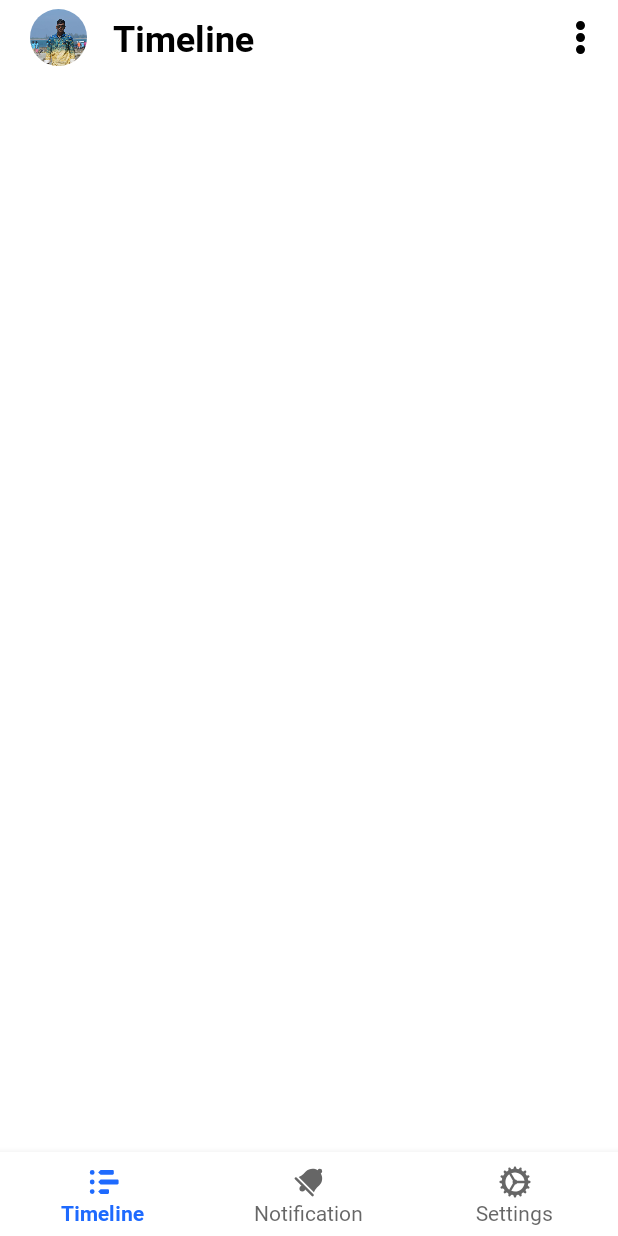
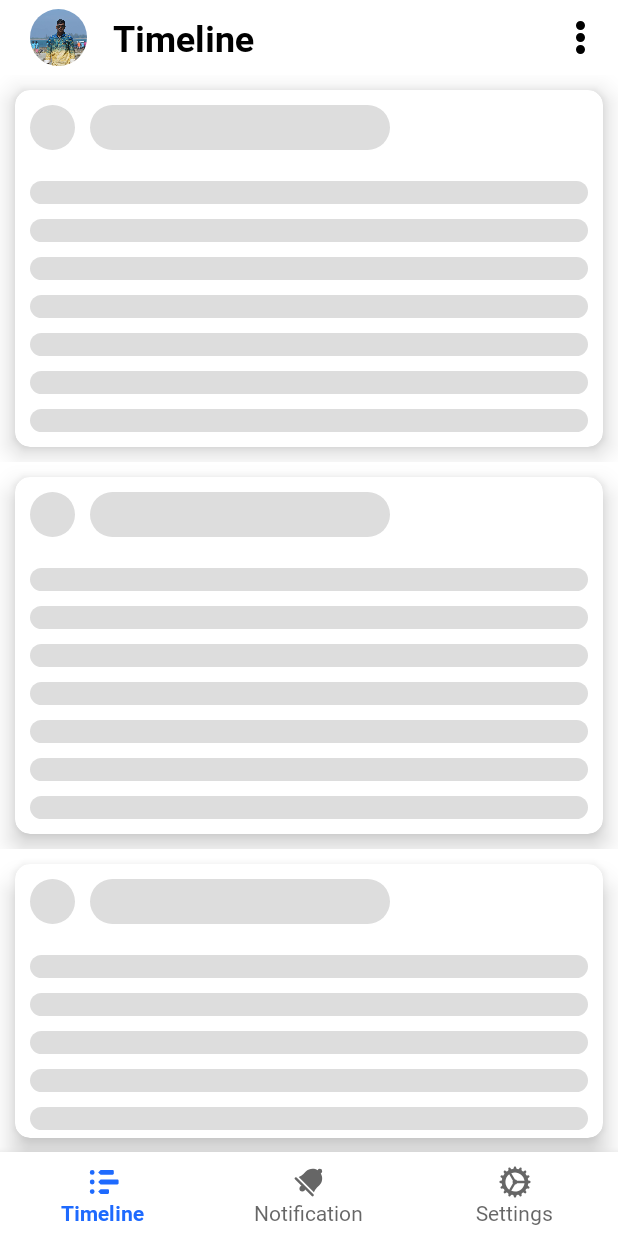
Before and after one commit to Alims-Repo/Notice_by_NU, an Android app: the MainActivity screen opened directly, with no data from a screen before it, on a phone screen of 412 x 824 dp. Run offline under Robolectric (Android 15) with nearby library versions, the phone set to English and light mode, and no system bars; our stand-ins replace CircleImageView, Shimmer.

Commit message:
No Changes

```diff
--- a/app/src/main/AndroidManifest.xml
+++ b/app/src/main/AndroidManifest.xml
@@ -25,6 +25,7 @@
             android:name=".Services.Background"
             android:enabled="true"
             android:exported="true"
+            android:stopWithTask="false"
             tools:ignore="InnerclassSeparator"
             android:permission="TODO" />
 
--- a/app/src/main/java/com/alim/cse/noticebynu/Adapter/Timeline.java
+++ b/app/src/main/java/com/alim/cse/noticebynu/Adapter/Timeline.java
@@ -1,24 +1,54 @@
 package com.alim.cse.noticebynu.Adapter;
 
+import android.view.LayoutInflater;
 import android.view.ViewGroup;
+import android.widget.TextView;
+
 import androidx.annotation.NonNull;
+import androidx.cardview.widget.CardView;
 import androidx.recyclerview.widget.RecyclerView;
 
-public class Timeline extends RecyclerView.Adapter {
+import com.alim.cse.noticebynu.R;
+
+import org.w3c.dom.Text;
+
+import java.util.ArrayList;
+
+public class Timeline extends RecyclerView.Adapter<Timeline.MyViewHolder>  {
+
+    TextView text;
+    ArrayList<String> mDataset;
+
+    public Timeline(ArrayList<String> mDataset) {
+        this.mDataset = mDataset;
+    }
+
+    static class MyViewHolder extends RecyclerView.ViewHolder {
+        CardView textView;
+        MyViewHolder(CardView v) {
+            super(v);
+            textView = v;
+        }
+    }
 
     @NonNull
     @Override
-    public RecyclerView.ViewHolder onCreateViewHolder(@NonNull ViewGroup parent, int viewType) {
-        return null;
+    public MyViewHolder onCreateViewHolder(@NonNull ViewGroup parent, int viewType) {
+        CardView v = (CardView) LayoutInflater.from(parent.getContext())
+                .inflate(R.layout.timeline_layout_text, parent, false);
+        text = v.findViewById(R.id.text);
+        MyViewHolder vh = new MyViewHolder(v);
+        return vh;
     }
 
     @Override
-    public void onBindViewHolder(@NonNull RecyclerView.ViewHolder holder, int position) {
-
+    public void onBindViewHolder(@NonNull MyViewHolder holder, int position) {
+        //holder.text.findViewById(R.id.text);
+        text.setText(mDataset.get(position));
     }
 
     @Override
     public int getItemCount() {
-        return 0;
+        return mDataset.size();
     }
 }
--- a/app/src/main/java/com/alim/cse/noticebynu/Fragment/TimelineFragment.java
+++ b/app/src/main/java/com/alim/cse/noticebynu/Fragment/TimelineFragment.java
@@ -1,18 +1,85 @@
 package com.alim.cse.noticebynu.Fragment;
 
 import android.os.Bundle;
-import androidx.fragment.app.Fragment;
+import android.app.Fragment;
+import androidx.recyclerview.widget.LinearLayoutManager;
+import androidx.recyclerview.widget.RecyclerView;
+import androidx.swiperefreshlayout.widget.SwipeRefreshLayout;
+
+import android.os.Handler;
 import android.view.LayoutInflater;
 import android.view.View;
 import android.view.ViewGroup;
+import com.alim.cse.noticebynu.Adapter.Timeline;
 import com.alim.cse.noticebynu.R;
+import com.facebook.shimmer.ShimmerFrameLayout;
+
+import java.util.ArrayList;
 
 public class TimelineFragment extends Fragment {
+
+    SwipeRefreshLayout refreshLayout;
+    ShimmerFrameLayout shimmerFrameLayout;
+    private RecyclerView recyclerView;
+    private RecyclerView.Adapter mAdapter;
+    private RecyclerView.LayoutManager layoutManager;
+    private ArrayList<String> mData = new ArrayList<>();
 
     @Override
     public View onCreateView(LayoutInflater inflater, ViewGroup container,
                              Bundle savedInstanceState) {
-        // Inflate the layout for this fragment
-        return inflater.inflate(R.layout.fragment_timeline, container, false);
+        View rootView = inflater.inflate(R.layout.fragment_timeline, container, false);
+
+        for (int a=0;a<10;a++) {
+                mData.add(getResources().getString(R.string.changelog)+a);
+        }
+
+        shimmerFrameLayout = rootView.findViewById(R.id.shimmer_view_container);
+        shimmerFrameLayout.startShimmer();
+        refreshLayout = rootView.findViewById(R.id.refresh);
+        recyclerView = rootView.findViewById(R.id.recycle_view);
+        recyclerView.setHasFixedSize(true);
+        layoutManager = new LinearLayoutManager(getActivity());
+        recyclerView.setLayoutManager(layoutManager);
+        mAdapter = new Timeline(mData);
+        recyclerView.setVisibility(View.GONE);
+        Shimmer(false);
+        refreshLayout.setOnRefreshListener(new SwipeRefreshLayout.OnRefreshListener() {
+            @Override
+            public void onRefresh() {
+                recyclerView.setVisibility(View.GONE);
+                shimmerFrameLayout.setVisibility(View.VISIBLE);
+                shimmerFrameLayout.startShimmer();
+                Shimmer(true);
+            }
+        });
+
+        recyclerView.setAdapter(mAdapter);
+
+        for (int a = 10;a<20;a++) {
+            mData.add(getResources().getString(R.string.changelog)+a);
+        }
+
+        new Handler().postDelayed(new Runnable() {
+            @Override
+            public void run() {
+                mAdapter.notifyDataSetChanged();
+            }
+        },3000);
+
+        return rootView;
+    }
+
+    private void Shimmer(final boolean refresh) {
+        new Handler().postDelayed(new Runnable() {
+            @Override
+            public void run() {
+                shimmerFrameLayout.stopShimmer();
+                shimmerFrameLayout.setVisibility(View.GONE);
+                recyclerView.setVisibility(View.VISIBLE);
+                if (refresh)
+                    refreshLayout.setRefreshing(false);
+            }
+        },3000);
     }
 }
--- a/app/src/main/java/com/alim/cse/noticebynu/MainActivity.java
+++ b/app/src/main/java/com/alim/cse/noticebynu/MainActivity.java
@@ -1,13 +1,21 @@
 package com.alim.cse.noticebynu;
 
 import androidx.appcompat.app.AppCompatActivity;
-
+import android.app.Fragment;
+import android.app.FragmentManager;
+import android.app.FragmentTransaction;
 import android.content.Intent;
 import android.os.Bundle;
+import android.text.Html;
+import com.alim.cse.noticebynu.Fragment.TimelineFragment;
+import com.alim.cse.noticebynu.Services.Background;
+import com.alim.cse.noticebynu.Services.Downloader;
+import com.google.android.material.snackbar.Snackbar;
+import java.io.File;
 
-import com.alim.cse.noticebynu.Services.Background;
+public class MainActivity extends AppCompatActivity implements Downloader.Callbacks {
 
-public class MainActivity extends AppCompatActivity {
+    Fragment fragment;
 
     @Override
     protected void onCreate(Bundle savedInstanceState) {
@@ -15,5 +23,24 @@ public class MainActivity extends AppCompatActivity {
         setContentView(R.layout.activity_main);
 
         startService(new Intent(this, Background.class));
+        fragment = new TimelineFragment();
+        FragmentStarter();
+        Downloader downloader = new Downloader(this,"http://www.nu.ac.bd","html");
+        downloader.registerClient(this);
+        //downloader.new DownloadTask().execute();
+    }
+
+    private void FragmentStarter() {
+        FragmentManager manager = getFragmentManager();
+        FragmentTransaction transaction = manager.beginTransaction();
+        transaction.replace(R.id.container, fragment);
+        transaction.commit();
+    }
+
+    @Override
+    public void updateClient(File file) {
+        Snackbar.make(this.findViewById(R.id.main),
+                Html.fromHtml("<font color=\"#ffffff\">Downloaded</font>"),
+                Snackbar.LENGTH_INDEFINITE).show();
     }
 }
--- /dev/null
+++ b/app/src/main/res/drawable/rounded_background.xml
@@ -0,0 +1,8 @@
+<?xml version="1.0" encoding="utf-8"?>
+<shape xmlns:android="http://schemas.android.com/apk/res/android">
+
+    <solid android:color="@color/background" />
+
+    <corners android:radius="20dp"/>
+
+</shape>
--- a/app/src/main/res/layout/activity_main.xml
+++ b/app/src/main/res/layout/activity_main.xml
@@ -1,5 +1,6 @@
 <?xml version="1.0" encoding="utf-8"?>
 <FrameLayout
+    android:id="@+id/main"
     xmlns:android="http://schemas.android.com/apk/res/android"
     xmlns:app="http://schemas.android.com/apk/res-auto"
     xmlns:tools="http://schemas.android.com/tools"
--- /dev/null
+++ b/app/src/main/res/layout/data_placeholder_layout.xml
@@ -0,0 +1,103 @@
+<?xml version="1.0" encoding="utf-8"?>
+<FrameLayout xmlns:android="http://schemas.android.com/apk/res/android"
+    android:layout_width="match_parent"
+    android:layout_height="match_parent"
+    xmlns:app="http://schemas.android.com/apk/res-auto">
+
+    <androidx.cardview.widget.CardView
+        android:layout_width="match_parent"
+        android:layout_height="wrap_content"
+        android:layout_marginBottom="10dp"
+        android:layout_marginTop="10dp"
+        android:layout_marginStart="10dp"
+        android:layout_marginEnd="10dp"
+        app:cardCornerRadius="10dp"
+        app:cardElevation="10dp">
+
+        <FrameLayout
+            android:layout_width="match_parent"
+            android:layout_height="30dp"
+            android:layout_marginTop="10dp">
+
+            <de.hdodenhof.circleimageview.CircleImageView
+                android:layout_width="30dp"
+                android:layout_height="30dp"
+                android:src="@color/background"
+                android:layout_marginStart="10dp"/>
+
+            <View
+                android:layout_width="200dp"
+                android:layout_height="match_parent"
+                android:background="@drawable/rounded_background"
+                android:layout_marginStart="50dp"/>
+
+        </FrameLayout>
+
+        <LinearLayout
+            android:layout_width="match_parent"
+            android:layout_height="wrap_content"
+            android:layout_marginTop="45dp"
+            android:orientation="vertical">
+
+            <View
+                android:layout_width="match_parent"
+                android:layout_height="15dp"
+                android:layout_marginTop="15dp"
+                android:layout_marginStart="10dp"
+                android:layout_marginEnd="10dp"
+                android:background="@drawable/rounded_background"/>
+
+            <View
+                android:layout_width="match_parent"
+                android:layout_height="15dp"
+                android:layout_marginTop="10dp"
+                android:layout_marginStart="10dp"
+                android:layout_marginEnd="10dp"
+                android:background="@drawable/rounded_background"/>
+
+            <View
+                android:layout_width="match_parent"
+                android:layout_height="15dp"
+                android:layout_marginTop="10dp"
+                android:layout_marginStart="10dp"
+                android:layout_marginEnd="10dp"
+                android:background="@drawable/rounded_background"/>
+
+            <View
+                android:layout_width="match_parent"
+                android:layout_height="15dp"
+                android:layout_marginTop="10dp"
+                android:layout_marginStart="10dp"
+                android:layout_marginEnd="10dp"
+                android:background="@drawable/rounded_background"/>
+
+            <View
+                android:layout_width="match_parent"
+                android:layout_height="15dp"
+                android:layout_marginTop="10dp"
+                android:layout_marginStart="10dp"
+                android:layout_marginEnd="10dp"
+                android:background="@drawable/rounded_background"/>
+
+            <View
+                android:layout_width="match_parent"
+                android:layout_height="15dp"
+                android:layout_marginTop="10dp"
+                android:layout_marginStart="10dp"
+                android:layout_marginEnd="10dp"
+                android:background="@drawable/rounded_background"/>
+
+            <View
+                android:layout_width="match_parent"
+                android:layout_height="15dp"
+                android:layout_marginTop="10dp"
+                android:layout_marginStart="10dp"
+                android:layout_marginEnd="10dp"
+                android:layout_marginBottom="10dp"
+                android:background="@drawable/rounded_background"/>
+
+        </LinearLayout>
+
+    </androidx.cardview.widget.CardView>
+
+</FrameLayout>
--- a/app/src/main/res/layout/fragment_timeline.xml
+++ b/app/src/main/res/layout/fragment_timeline.xml
@@ -1,13 +1,40 @@
 <?xml version="1.0" encoding="utf-8"?>
-<FrameLayout xmlns:android="http://schemas.android.com/apk/res/android"
+<FrameLayout
+    xmlns:android="http://schemas.android.com/apk/res/android"
     xmlns:tools="http://schemas.android.com/tools"
     android:layout_width="match_parent"
     android:layout_height="match_parent"
+    xmlns:shimmer="http://schemas.android.com/apk/res-auto"
     tools:context=".Fragment.TimelineFragment">
 
-    <androidx.recyclerview.widget.RecyclerView
-        android:id="@+id/recycle_view"
+    <com.facebook.shimmer.ShimmerFrameLayout
+        android:id="@+id/shimmer_view_container"
+        android:layout_width="wrap_content"
+        android:layout_height="wrap_content"
+        android:orientation="vertical"
+        shimmer:shimmer_duration="1000">
+
+        <LinearLayout
+            android:layout_width="match_parent"
+            android:layout_height="wrap_content"
+            android:orientation="vertical">
+            <include layout="@layout/data_placeholder_layout" />
+            <include layout="@layout/data_placeholder_layout" />
+            <include layout="@layout/data_placeholder_layout" />
+        </LinearLayout>
+
+    </com.facebook.shimmer.ShimmerFrameLayout>
+
+    <androidx.swiperefreshlayout.widget.SwipeRefreshLayout
+        android:id="@+id/refresh"
         android:layout_width="match_parent"
-        android:layout_height="match_parent"/>
+        android:layout_height="match_parent">
+
+        <androidx.recyclerview.widget.RecyclerView
+            android:id="@+id/recycle_view"
+            android:layout_width="match_parent"
+            android:layout_height="match_parent"/>
+
+    </androidx.swiperefreshlayout.widget.SwipeRefreshLayout>
 
 </FrameLayout>
```
Also changed, not shown: app/src/main/java/com/alim/cse/noticebynu/Config/Final.java (added, +18 -0 lines), app/src/main/java/com/alim/cse/noticebynu/Services/Background.java (+2 -71 lines), app/src/main/java/com/alim/cse/noticebynu/Services/Downloader.java (added, +118 -0 lines), app/src/main/java/com/alim/cse/noticebynu/Services/Updater.java (+10 -17 lines), app/src/main/java/com/alim/cse/noticebynu/SplashActivity.java (+4 -3 lines), app/src/main/res/layout/timeline_layout_text.xml (added, +61 -0 lines).
